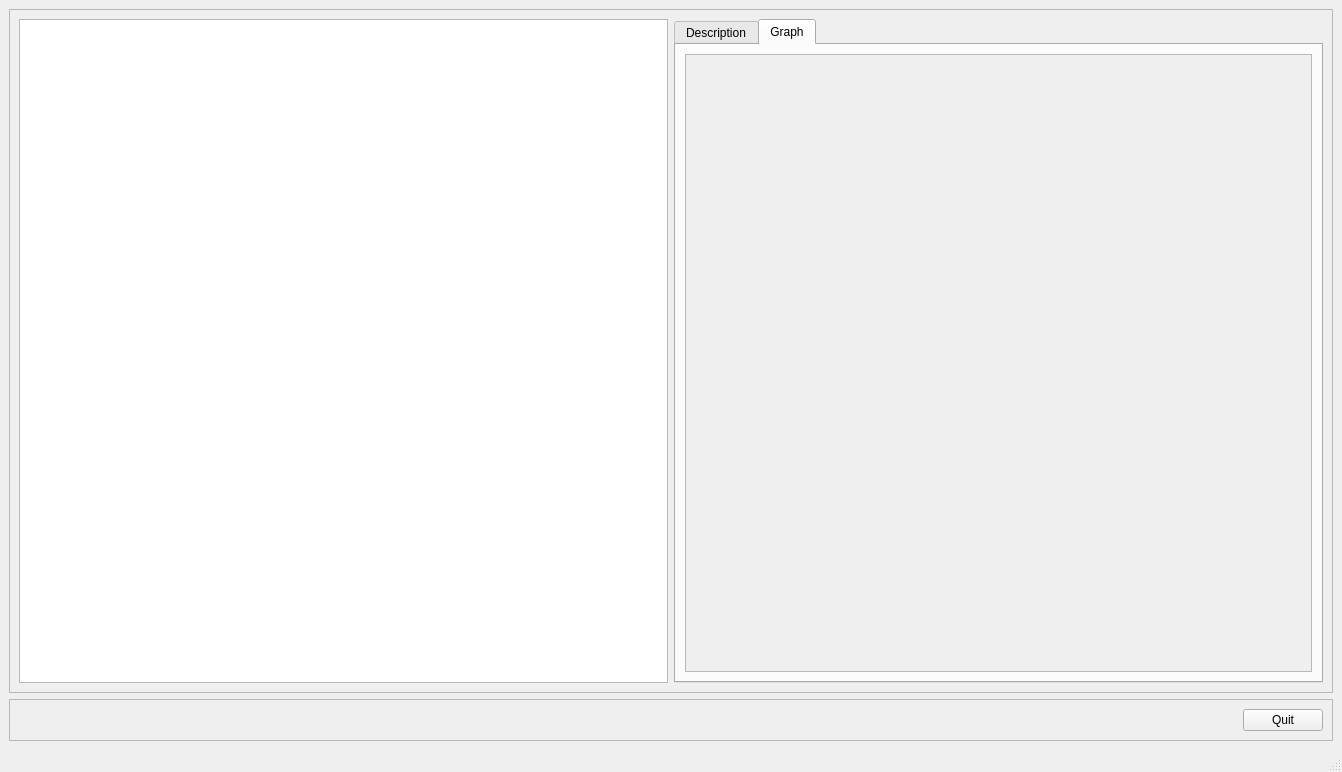
Qt form src/mpylab/limits/limits_ui.ui (hgkdd/Mpy) before a commit.
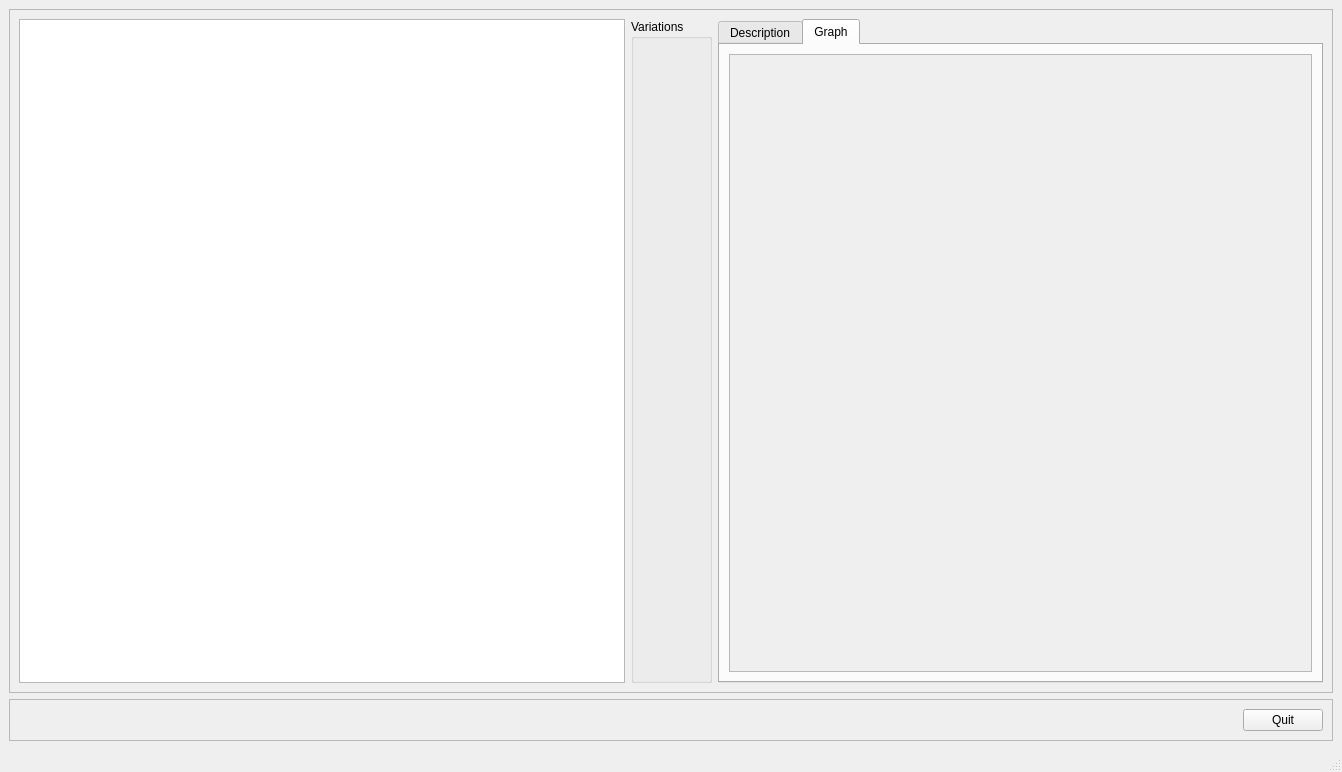
The same form after that commit. The open tabs and pages were chosen to show the change.

The edit to the form file:
```diff
--- a/src/mpylab/limits/limits_ui.ui
+++ b/src/mpylab/limits/limits_ui.ui
@@ -27,6 +27,14 @@
        <item>
         <widget class="QTreeView" name="treeView"/>
        </item>
+       <item>
+        <widget class="QGroupBox" name="groupBox_variations">
+         <property name="title">
+          <string>Variations</string>
+         </property>
+         <layout class="QVBoxLayout" name="verticalLayout"/>
+        </widget>
+       </item>
        <item>
         <widget class="QTabWidget" name="tabWidget">
          <property name="currentIndex">
@@ -67,8 +75,8 @@
                <rect>
                 <x>0</x>
                 <y>0</y>
-                <width>590</width>
-                <height>543</height>
+                <width>542</width>
+                <height>540</height>
                </rect>
               </property>
              </widget>
```
Left out of the diff: 9 changed lines with no effect on the pictures.
